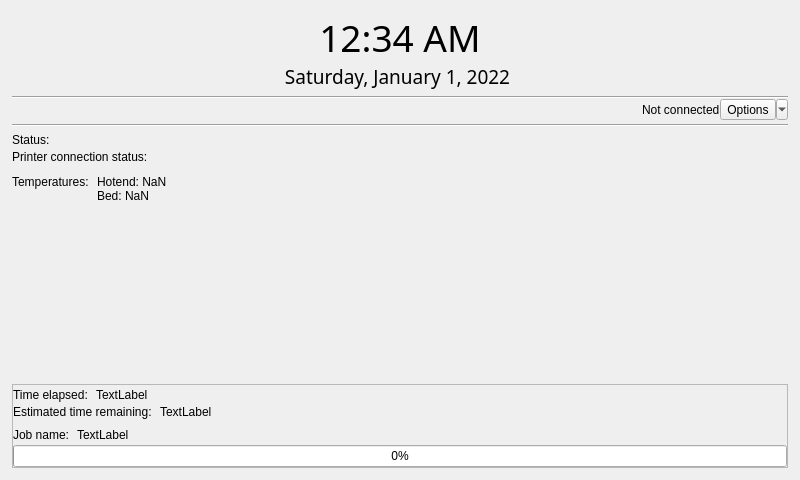
Old version of the form form.ui in the repository JosephM101/OctoprintKiosk.
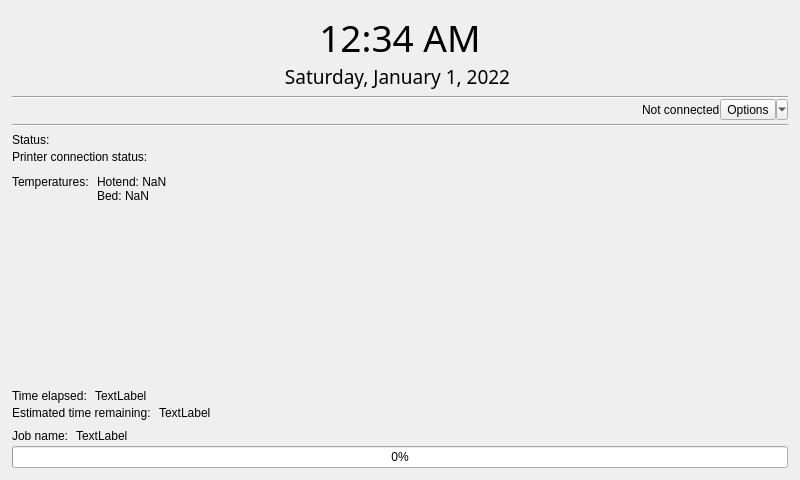
New version of the form.

```diff
--- a/form.ui
+++ b/form.ui
@@ -270,7 +270,7 @@
       <bool>true</bool>
      </property>
      <property name="frameShape">
-      <enum>QFrame::StyledPanel</enum>
+      <enum>QFrame::NoFrame</enum>
      </property>
      <property name="frameShadow">
       <enum>QFrame::Raised</enum>
```
Left out of the diff: 4 changed lines with no effect on the pictures.
